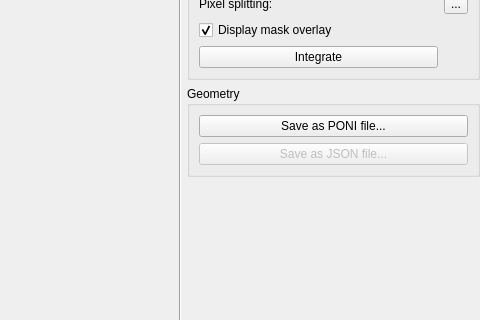
Qt form pyFAI/resources/gui/calibration-result.ui (silx-kit/pyFAI) before a commit; both pictures show x 235 to 715 and y 148 to 468 of the 715 by 618 pixel window.
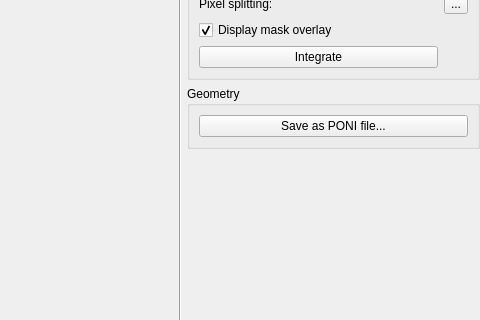
The same form after that commit. Custom widgets are drawn as their Qt base class.

Commit message: Remove unused button

Patch:
```diff
--- a/pyFAI/resources/gui/calibration-result.ui
+++ b/pyFAI/resources/gui/calibration-result.ui
@@ -173,19 +173,6 @@
            </property>
           </widget>
          </item>
-         <item>
-          <widget class="QPushButton" name="_saveJsonButton">
-           <property name="enabled">
-            <bool>false</bool>
-           </property>
-           <property name="toolTip">
-            <string>A JSON file contains all informations provided by PONI files, plus files used for filtering plus parameters for the integrator.</string>
-           </property>
-           <property name="text">
-            <string>Save as JSON file...</string>
-           </property>
-          </widget>
-         </item>
         </layout>
        </widget>
       </item>
```
The commit also changes 1 other file.
